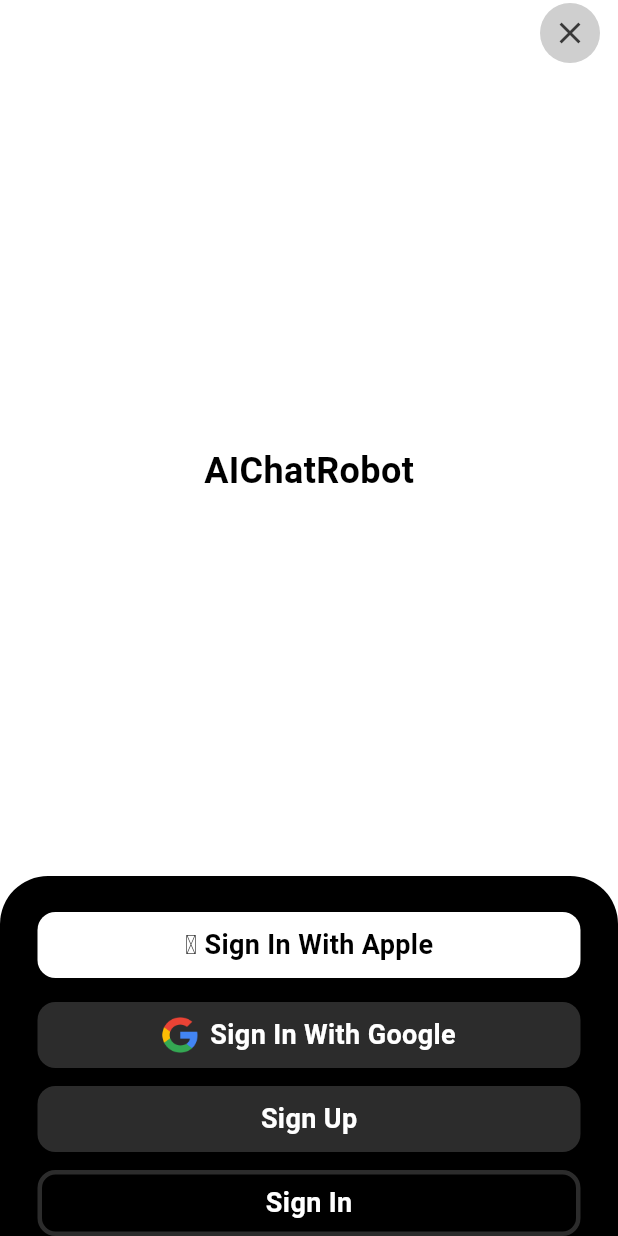
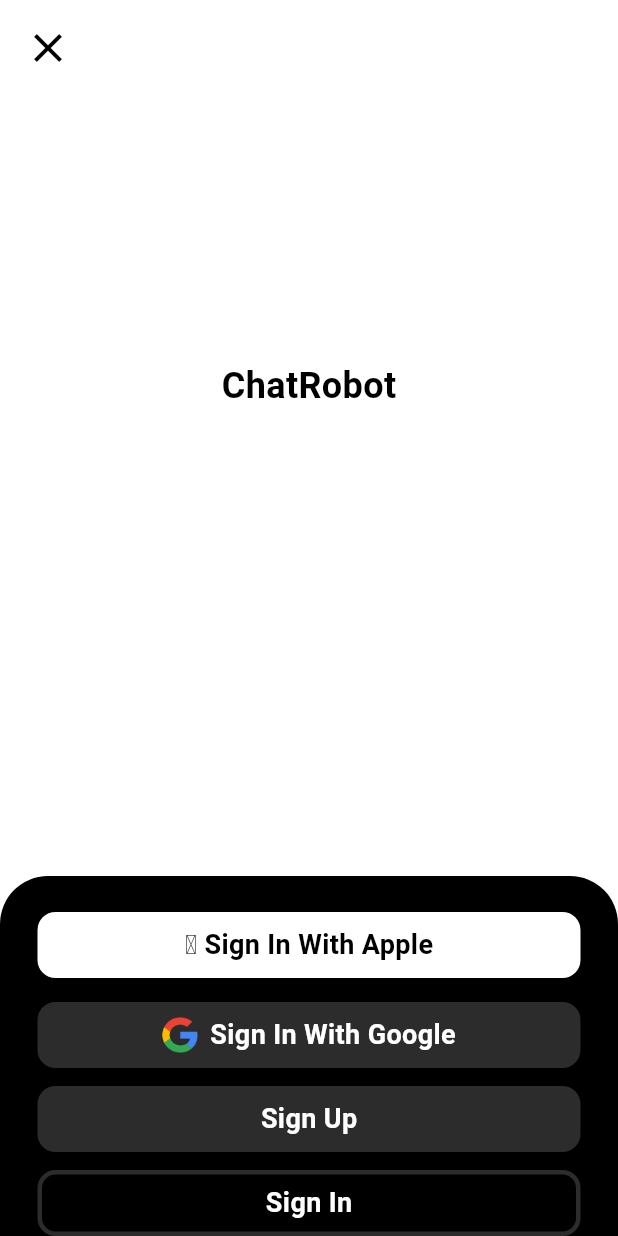
Before and after one commit to DHLau/ai_chat_robot, a Flutter app: the AuthPage screen opened directly, on a phone screen of 412 x 824 dp. Run offline on Flutter 3.47's test engine with Material 3 defaults, Android fonts, the phone set to English and light mode, and no system bars; our stand-ins replace dartz, firebase_auth, firebase_core, flutter_bloc, flutter_dotenv, get_it and 1 more; accounts and stored records are empty; Roboto replaces fonts that are missing (CircularStd).

Commit message:
modify style

```diff
--- a/lib/presentation/auth/pages/auth_page.dart
+++ b/lib/presentation/auth/pages/auth_page.dart
@@ -49,16 +49,19 @@ class AuthPage extends StatelessWidget {
               color: Colors.white,
               child: Stack(
                 children: [
+                  _buildNaviBar(context),
                   Column(
                     mainAxisAlignment: MainAxisAlignment.spaceBetween,
                     children: [
-                      _buildNaviBar(context),
-                      Text(
-                        "AIChatRobot",
+                      Container(
+                        padding: EdgeInsets.only(top: 240),
+                        child: Text(
+                          "ChatRobot",
                           style: TextStyle(
                             color: Colors.black,
                             fontSize: 24,
                             fontWeight: FontWeight.bold,
+                          ),
                         ),
                       ),
                       _buildBottomBar(context),
@@ -75,28 +78,13 @@ class AuthPage extends StatelessWidget {
 
   Widget _buildNaviBar(BuildContext context) {
     return SafeArea(
-      child: Container(
-        width: double.infinity,
-        height: 44,
-        padding: EdgeInsets.symmetric(horizontal: 12),
-        child: Row(
-          mainAxisAlignment: MainAxisAlignment.end,
-          children: [
-            Container(
-              width: 40,
-              height: 40,
-              decoration: BoxDecoration(
-                shape: BoxShape.circle,
-                color: Colors.grey.withValues(alpha: 0.5),
-              ),
-              child: IconButton(
-                icon: Icon(Icons.close, color: AppColors.titleBlack),
-                onPressed: () {
+      child: GestureDetector(
+        onTap: () {
           Navigator.pop(context);
         },
-              ),
-            ),
-          ],
+        child: Container(
+          padding: EdgeInsets.fromLTRB(16, 16, 0, 0),
+          child: Icon(Icons.close, color: Colors.black, size: 32),
         ),
       ),
     );
```
Also changed, not shown: lib/presentation/auth/pages/sign_in.dart (+86 -1 lines), lib/presentation/auth/pages/sign_up.dart (+7 -1 lines). Lines whose indentation alone changed are shown as unchanged.
